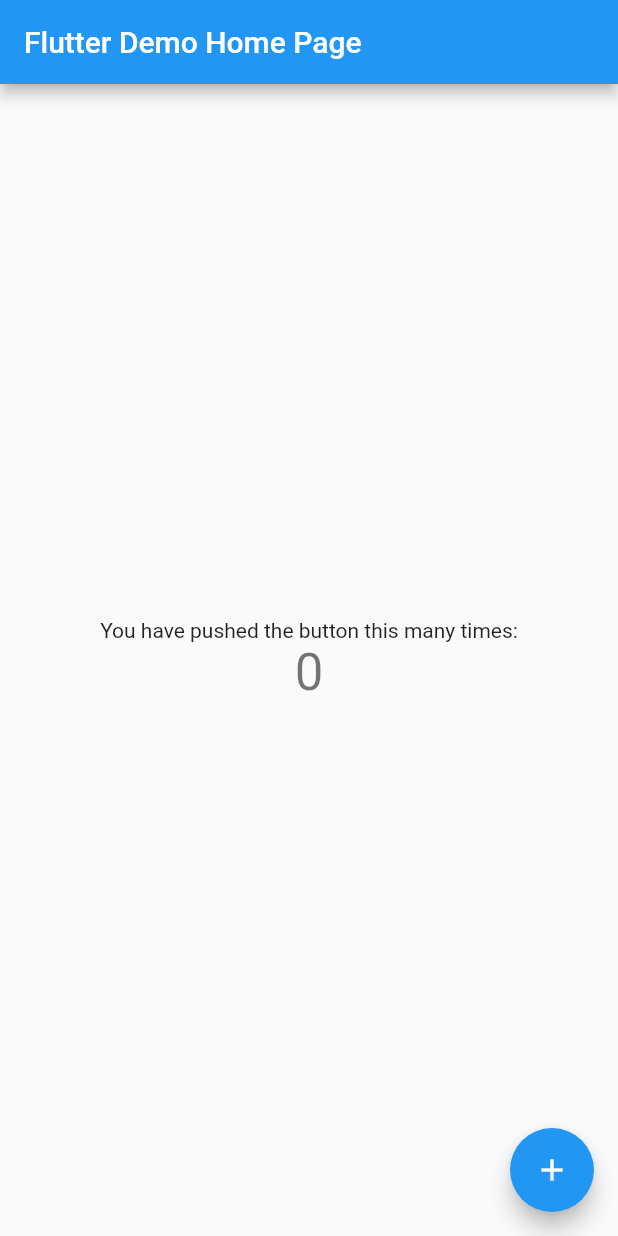
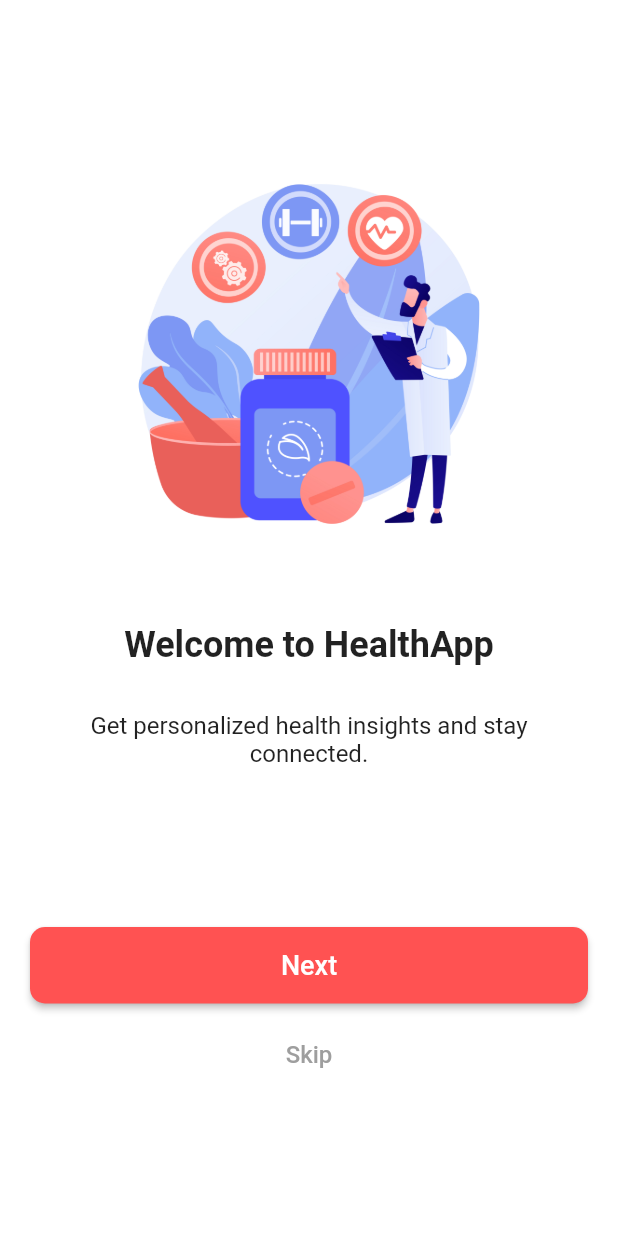
Before and after one commit to Hekatoncheire/hacknheal, a Flutter app: the screen it shows after launch, on a phone screen of 412 x 824 dp. Run offline on Flutter 3.47's test engine with Material 2 defaults, Android fonts, the phone set to English and light mode, and no system bars; our stand-ins replace table_calendar.

Commit message:
Onboarding, auth and homepage started

```diff
--- a/lib/main.dart
+++ b/lib/main.dart
@@ -1,4 +1,5 @@
 import 'package:flutter/material.dart';
+import 'package:hack_heal/screens/OnboardingScreen.dart';
 
 void main() {
   runApp(const MyApp());
@@ -24,7 +25,7 @@
         // is not restarted.
         primarySwatch: Colors.blue,
       ),
-      home: const MyHomePage(title: 'Flutter Demo Home Page'),
+      home: OnboardingScreen(),
     );
   }
 }
--- /dev/null
+++ b/lib/screens/OnboardingScreen.dart
@@ -0,0 +1,151 @@
+import 'package:flutter/material.dart';
+import 'package:hack_heal/screens/AuthScreen.dart';
+
+class OnboardingScreen extends StatefulWidget {
+  @override
+  _OnboardingScreenState createState() => _OnboardingScreenState();
+}
+
+class _OnboardingScreenState extends State<OnboardingScreen> {
+  int currentIndex = 0;
+
+  final List<OnboardingItem> onboardingItems = [
+    OnboardingItem(
+      title: 'Welcome to HealthApp',
+      description: 'Get personalized health insights and stay connected.',
+      image: 'lib/assets/images/onboarding_1.jpg',
+    ),
+    OnboardingItem(
+      title: 'Track Your Health',
+      description: 'Monitor your vitals and keep records of your health data.',
+      image: 'lib/assets/images/onboarding_2.jpg',
+    ),
+    OnboardingItem(
+      title: 'Consult with Experts',
+      description: 'Connect with healthcare professionals for advice and support.',
+      image: 'lib/assets/images/consultate.jpg',
+    ),
+  ];
+
+  void goToNextScreen() {
+    if (currentIndex < onboardingItems.length - 1) {
+      setState(() {
+        currentIndex++;
+      });
+    } else {
+      // Handle reaching the last screen or any other desired action
+      Navigator.push(context, MaterialPageRoute(builder: (context)=> AuthPage()));
+    }
+  }
+
+  @override
+  Widget build(BuildContext context) {
+    return Scaffold(
+      backgroundColor: Colors.white,
+      body: Column(
+        children: [
+          Expanded(
+            flex: 3,
+            child: PageView.builder(
+              itemCount: onboardingItems.length,
+              itemBuilder: (context, index) {
+                return OnboardingItemWidget(
+                  item: onboardingItems[currentIndex],
+                  isActive: index == currentIndex,
+                );
+              },
+            ),
+          ),
+          Expanded(
+            flex: 1,
+            child: Padding(
+              padding: EdgeInsets.symmetric(horizontal: 20.0),
+              child: Column(
+                crossAxisAlignment: CrossAxisAlignment.stretch,
+                children: [
+                  ElevatedButton(
+                    onPressed: goToNextScreen,
+                    style: ElevatedButton.styleFrom(
+                      primary: Colors.redAccent,
+                      shape: RoundedRectangleBorder(
+                        borderRadius: BorderRadius.circular(10.0),
+                      ),
+                      padding: EdgeInsets.all(15.0),
+                    ),
+                    child: Text(
+                      currentIndex < onboardingItems.length - 1
+                          ? 'Next'
+                          : 'Get Started',
+                      style: TextStyle(fontSize: 18.0),
+                    ),
+                  ),
+                  SizedBox(height: 10.0),
+                  TextButton(
+                    onPressed: () {
+                      // Handle skip button click
+                    },
+                    child: Text(
+                      'Skip',
+                      style: TextStyle(fontSize: 16.0, color: Colors.grey),
+                    ),
+                  ),
+                ],
+              ),
+            ),
+          ),
+        ],
+      ),
+    );
+  }
+}
+
+class OnboardingItem {
+  final String title;
+  final String description;
+  final String image;
+
+  OnboardingItem({
+    required this.title,
+    required this.description,
+    required this.image,
+  });
+}
+
+class OnboardingItemWidget extends StatelessWidget {
+  final OnboardingItem item;
+  final bool isActive;
+
+  OnboardingItemWidget({required this.item, required this.isActive});
+
+  @override
+  Widget build(BuildContext context) {
+    return Column(
+      mainAxisAlignment: MainAxisAlignment.center,
+      children: [
+        Image.asset(
+          item.image,
+          height: 300.0,
+          width: 300.0,
+          fit: BoxFit.contain,
+        ),
+        SizedBox(height: 30.0),
+        Text(
+          item.title,
+          style: TextStyle(
+            fontSize: 24.0,
+            fontWeight: FontWeight.bold,
+          ),
+        ),
+        SizedBox(height: 10.0),
+        Padding(
+          padding: const EdgeInsets.all(20.0),
+          child: Text(
+            item.description,
+            style: TextStyle(fontSize: 16.0),
+            textAlign: TextAlign.center,
+          ),
+        ),
+      ],
+    );
+  }
+}
```
Also changed, not shown: lib/screens/AuthScreen.dart (added, +112 -0 lines), lib/screens/HomeScreen.dart (added, +121 -0 lines), pubspec.yaml (+5 -3 lines), lib/assets/images/consultate.jpg (added), lib/assets/images/onboarding_1.jpg (added), lib/assets/images/onboarding_2.jpg (added), pubspec.lock.
